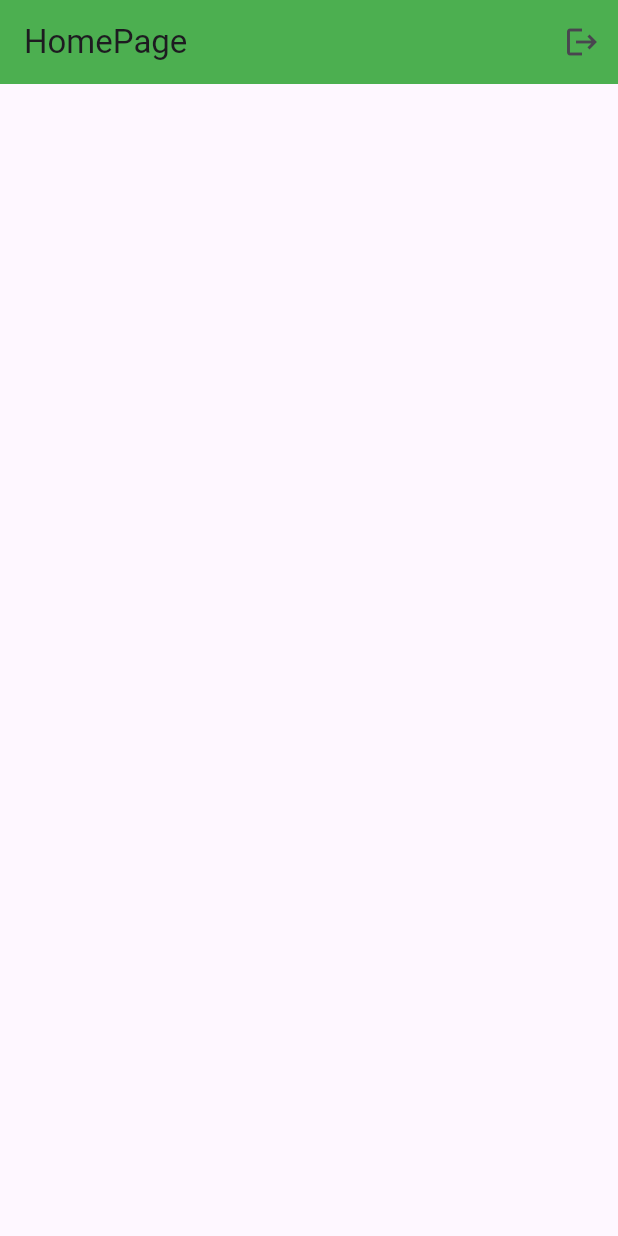
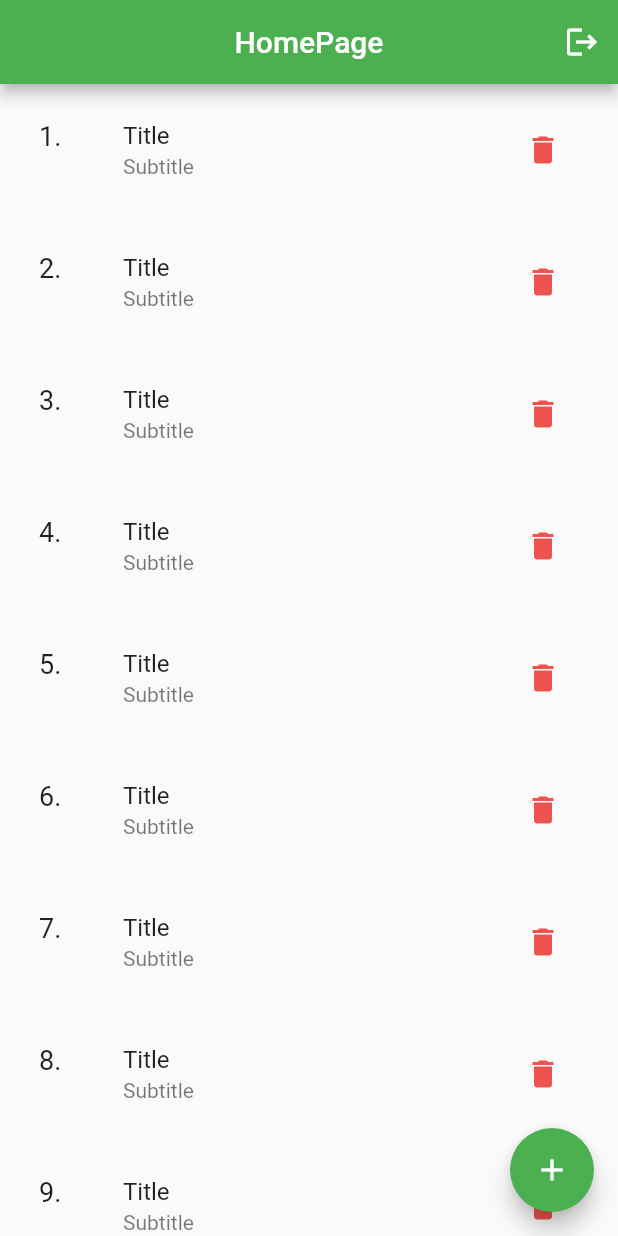
Before and after one commit to obidkhandev/Todo-app, a Flutter app: the screen it shows once a user with an empty profile is signed in, on a phone screen of 412 x 824 dp. Run offline on Flutter 3.47's test engine with Material 3 defaults, Android fonts, the phone set to English and light mode, and no system bars; our stand-ins replace firebase_auth, firebase_core; accounts and stored records are empty; network calls fail.

Commit message:
home page

```diff
--- a/lib/app/app.dart
+++ b/lib/app/app.dart
@@ -12,9 +12,8 @@ class App extends StatelessWidget {
       debugShowCheckedModeBanner: false,
       title: 'Todo App',
       theme: ThemeData(
-        primaryColor: Colors.green,
-        appBarTheme: const AppBarTheme(color: Colors.green),
-        useMaterial3: true,
+        useMaterial3: false,
+        primarySwatch: Colors.green,
       ),
       home: StreamBuilder(
         stream: FirebaseAuth.instance.authStateChanges(),
--- a/lib/ui/home/ui/home_page.dart
+++ b/lib/ui/home/ui/home_page.dart
@@ -1,5 +1,6 @@
 import 'package:firebase_auth/firebase_auth.dart';
 import 'package:flutter/material.dart';
+import 'package:todo_app/ui/home/ui/widget/create_todo_list_widget.dart';
 
 class HomePage extends StatefulWidget {
   const HomePage({super.key});
@@ -15,12 +16,54 @@ class _HomePageState extends State<HomePage> {
       appBar: AppBar(
         actions: [
           IconButton(
-              onPressed: () async {
-                await FirebaseAuth.instance.signOut();
-              },
-              icon: Icon(Icons.logout))
+            onPressed: () async {
+              await FirebaseAuth.instance.signOut();
+            },
+            icon: const Icon(
+              Icons.logout,
+              color: Colors.white,
+            ),
+          ),
         ],
-        title: Text("HomePage"),
+        title: const Text(
+          "HomePage",
+          style: TextStyle(color: Colors.white),
+        ),
+        centerTitle: true,
+      ),
+      floatingActionButton: FloatingActionButton(
+        backgroundColor: Colors.green,
+        onPressed: () {
+          showDialog(
+              context: context,
+              builder: (context) {
+                return const CreateTodoListWidget();
+              });
+        },
+        child: Icon(
+          Icons.add,
+        ),
+      ),
+      body: ListView.builder(
+        itemCount: 10,
+        padding: const EdgeInsets.fromLTRB(18, 0, 18, 100),
+        itemBuilder: (context, index) {
+          return ListTile(
+            leading: Text(
+              "${index + 1}.",
+              style: TextStyle(fontSize: 18),
+            ),
+            contentPadding: const EdgeInsets.all(8),
+            title: Text("Title"),
+            subtitle: Text("Subtitle"),
+            trailing: IconButton(
+                onPressed: () {},
+                icon: Icon(
+                  Icons.delete,
+                  color: Colors.red.shade400,
+                )),
+          );
+        },
       ),
     );
   }
```
Also changed, not shown: lib/ui/home/ui/widget/create_todo_list_widget.dart (added, +51 -0 lines), lib/ui/sign/ui/login_page.dart (+20 -5 lines).
